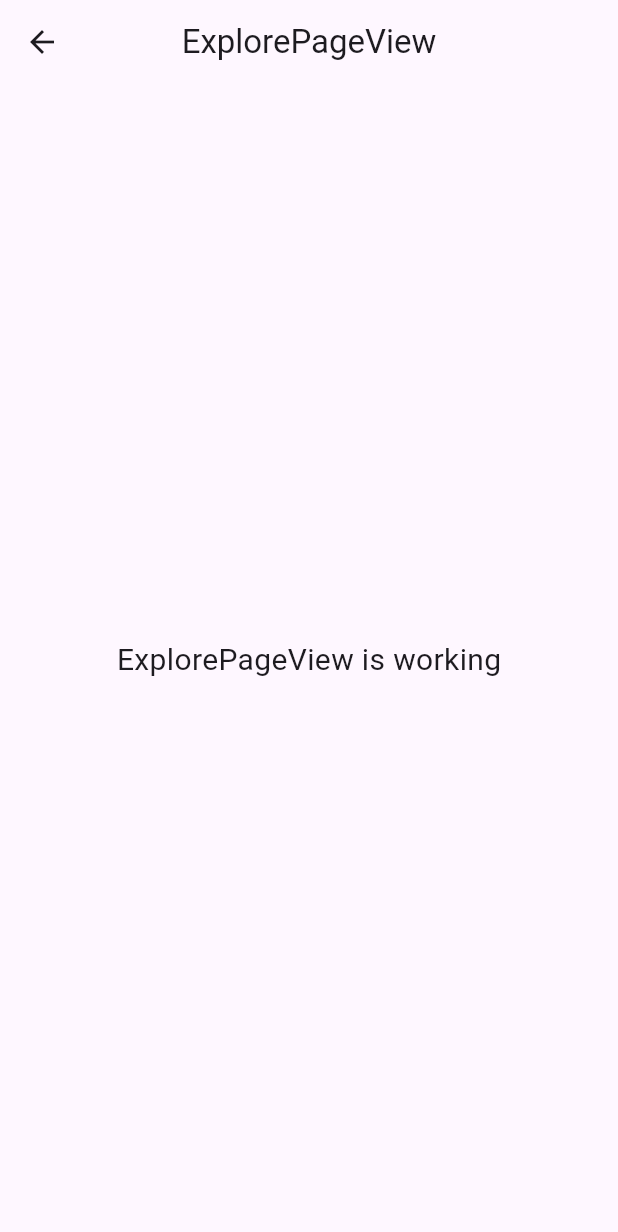
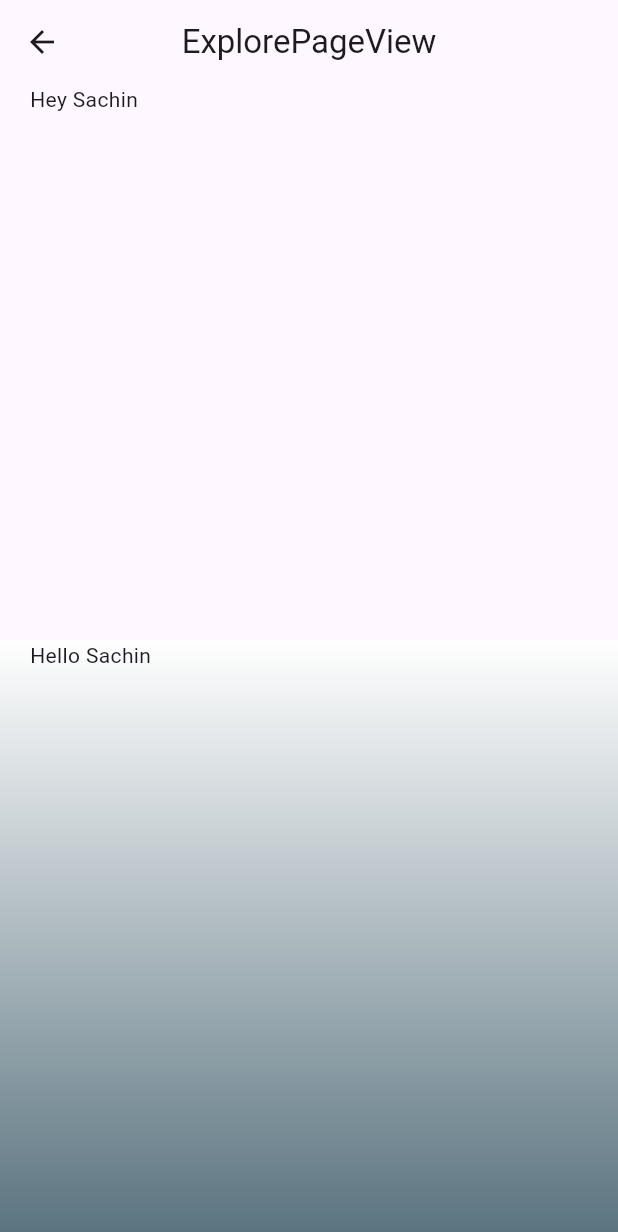
Before and after one commit to sachin-rai1/test_app_by_akash, a Flutter app: the ExplorePageView screen opened by its route, on a phone screen of 412 x 824 dp. Shown: the top 1232 px of the screen. Run offline on Flutter 3.47's test engine with Material 3 defaults, Android fonts, the phone set to English and light mode, and no system bars; our stand-ins replace get.

Commit message:
27/02/24

```diff
--- /dev/null
+++ b/lib/app/data/widgets/mainlayout.dart
@@ -0,0 +1,44 @@
+import 'package:flutter/material.dart';
+
+class MainLayOut extends StatelessWidget {
+  const MainLayOut({super.key, this.beforeGradient, this.afterGradient});
+
+  final Widget? beforeGradient;
+  final Widget? afterGradient;
+
+  @override
+  Widget build(BuildContext context) {
+    var h = MediaQuery.of(context).size.height;
+    var w = MediaQuery.of(context).size.width;
+    return SingleChildScrollView(
+      child: Column(
+        crossAxisAlignment: CrossAxisAlignment.start,
+        children: [
+          Container(
+            margin: const EdgeInsets.symmetric(horizontal: 20),
+            height: h * 0.45,
+            width: w,
+            child: beforeGradient,
+          ),
+
+          Container(
+            height: h*0.5,
+            width: w,
+            decoration: BoxDecoration(
+                gradient: LinearGradient(
+                    colors: [Colors.white, Colors.blueGrey.shade600],
+                    begin: Alignment.topCenter,
+                    end: Alignment.bottomCenter,
+                    tileMode: TileMode.repeated)),
+            child: Padding(
+              padding: const EdgeInsets.symmetric(horizontal: 20),
+              child: afterGradient,
+            ),
+
+
+          ),
+        ],
+      ),
+    );
+  }
+}
--- a/lib/app/modules/explorePage/views/explore_page_view.dart
+++ b/lib/app/modules/explorePage/views/explore_page_view.dart
@@ -1,6 +1,7 @@
 import 'package:flutter/material.dart';
 
 import 'package:get/get.dart';
+import 'package:test_app_by_akash/app/data/widgets/mainlayout.dart';
 
 import '../controllers/explore_page_controller.dart';
 
@@ -13,12 +14,10 @@ class ExplorePageView extends GetView<ExplorePageController> {
         title: const Text('ExplorePageView'),
         centerTitle: true,
       ),
-      body: const Center(
-        child: Text(
-          'ExplorePageView is working',
-          style: TextStyle(fontSize: 20),
-        ),
-      ),
+      body: MainLayOut(
+        beforeGradient: Text("Hey Sachin"),
+        afterGradient: Text("Hello Sachin"),
+      )
     );
   }
 }
--- a/lib/app/modules/home/views/home_view.dart
+++ b/lib/app/modules/home/views/home_view.dart
@@ -1,5 +1,6 @@
 import 'package:flutter/material.dart';
 import 'package:get/get.dart';
+import 'package:test_app_by_akash/app/data/widgets/mainlayout.dart';
 import '../controllers/home_controller.dart';
 
 class HomeView extends GetView<HomeController> {
@@ -10,16 +11,9 @@ class HomeView extends GetView<HomeController> {
   Widget build(BuildContext context) {
     var h = MediaQuery.of(context).size.height;
     var w = MediaQuery.of(context).size.width;
-
     return Scaffold(
-      body: Column(
-        crossAxisAlignment: CrossAxisAlignment.start,
-        children: [
-          Container(
-            margin: const EdgeInsets.symmetric(horizontal: 20),
-            height: h * 0.50,
-            width: w,
-            child: Column(
+      body: MainLayOut(
+        beforeGradient: Column(
           crossAxisAlignment: CrossAxisAlignment.start,
           children: [
             SizedBox(height: h * 0.05),
@@ -62,18 +56,7 @@ class HomeView extends GetView<HomeController> {
             ),
           ],
         ),
-          ),
-
-          Expanded(
-            child: Container(
-              width: w,
-              decoration: BoxDecoration(
-                  gradient: LinearGradient(
-                      colors: [Colors.white, Colors.blueGrey.shade600],
-                      begin: Alignment.topCenter,
-                      end: Alignment.bottomCenter,
-                      tileMode: TileMode.repeated)),
-              child: Padding(
+        afterGradient: Padding(
           padding: const EdgeInsets.symmetric(horizontal: 20),
           child: Obx(() {
             return Column(
@@ -118,10 +101,6 @@ class HomeView extends GetView<HomeController> {
             );
           }),
         ),
-
-            ),
-          ),
-        ],
       ),
     );
   }
```
Lines whose indentation alone changed are shown as unchanged.
